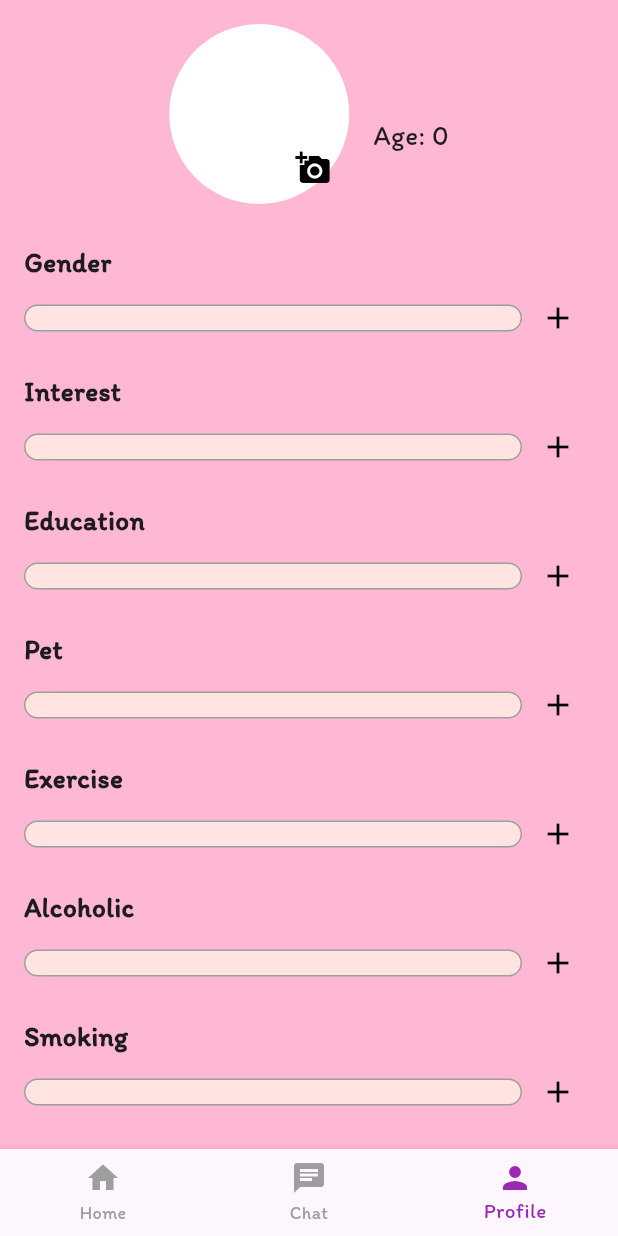
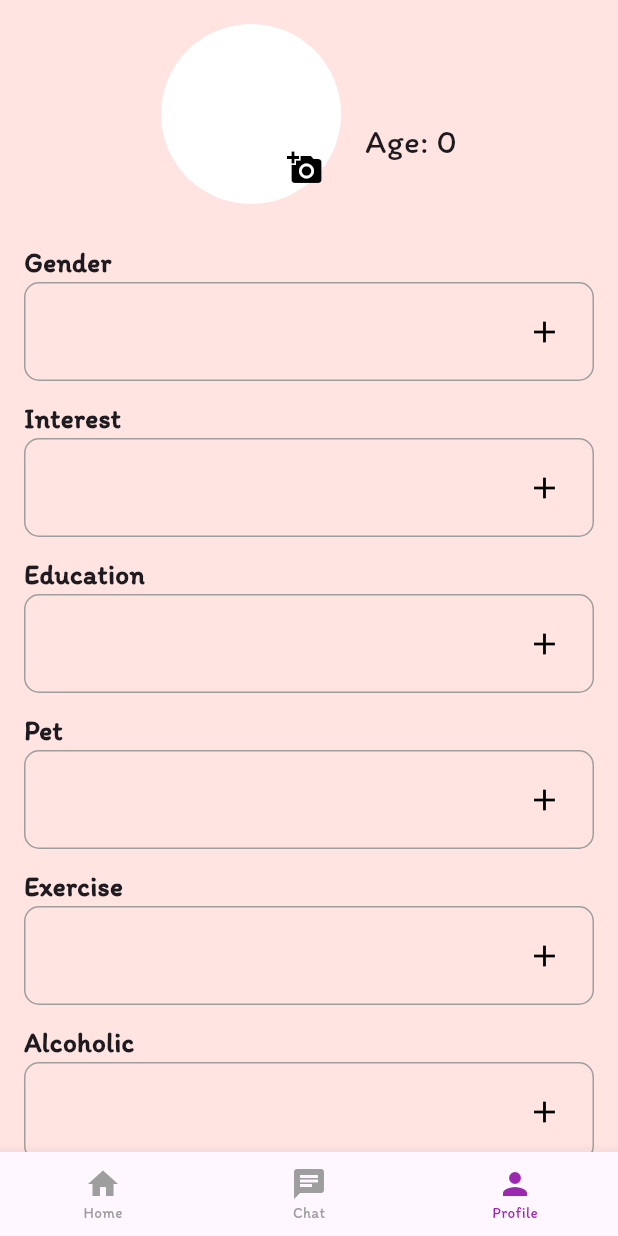
Before and after one commit to Minglebell/Mingle, a Flutter app: the ProfileEditPage screen opened directly with empty values, on a phone screen of 412 x 824 dp. Run offline on Flutter 3.47's test engine with Material 3 defaults, Android fonts, the phone set to English and light mode, and no system bars; our stand-ins replace device_preview, image_picker.

Commit message:
delete redundant file and adjust display

```diff
--- a/mingle/lib/Screen/profile_edit.dart
+++ b/mingle/lib/Screen/profile_edit.dart
@@ -3,7 +3,8 @@ import 'package:image_picker/image_picker.dart'; // For image picking
 import 'dart:io';
 
 class ProfileEditPage extends StatefulWidget {
-  final Map<String, dynamic> profile; // Accept a Map instead of a Profile object
+  final Map<String, dynamic>
+      profile; // Accept a Map instead of a Profile object
 
   const ProfileEditPage({super.key, required this.profile});
 
@@ -74,15 +75,19 @@ class _ProfileEditPageState extends State<ProfileEditPage> {
 
   void _toggleEditMode() {
     setState(() {
-      isEditMode = true; // Switch back to edit mode
+      isEditMode = true;
     });
   }
 
   @override
   Widget build(BuildContext context) {
     return Scaffold(
-      backgroundColor: const Color.fromARGB(255, 255, 184, 211),
-      body: SingleChildScrollView(
+      backgroundColor: const Color.fromARGB(255, 255, 228, 225),
+      body: Column(
+        children: [
+          Expanded(
+            // Ensures the main content takes up remaining space
+            child: SingleChildScrollView(
               child: Padding(
                 padding: const EdgeInsets.all(16.0),
                 child: Column(
@@ -92,12 +97,17 @@ class _ProfileEditPageState extends State<ProfileEditPage> {
                     const SizedBox(height: 20),
                     if (isEditMode) ...[
                       _buildTextFieldWithAddButton("Gender", genderPreferences),
-                _buildTextFieldWithAddButton("Interest", interestPreferences),
-                _buildTextFieldWithAddButton("Education", educationPreferences),
+                      _buildTextFieldWithAddButton(
+                          "Interest", interestPreferences),
+                      _buildTextFieldWithAddButton(
+                          "Education", educationPreferences),
                       _buildTextFieldWithAddButton("Pet", petPreferences),
-                _buildTextFieldWithAddButton("Exercise", exercisePreferences),
-                _buildTextFieldWithAddButton("Alcoholic", alcoholPreferences),
-                _buildTextFieldWithAddButton("Smoking", smokingPreferences),
+                      _buildTextFieldWithAddButton(
+                          "Exercise", exercisePreferences),
+                      _buildTextFieldWithAddButton(
+                          "Alcoholic", alcoholPreferences),
+                      _buildTextFieldWithAddButton(
+                          "Smoking", smokingPreferences),
                     ] else ...[
                       _buildProfileDisplay(),
                     ],
@@ -134,6 +144,9 @@ class _ProfileEditPageState extends State<ProfileEditPage> {
                 ),
               ),
             ),
+          ),
+        ],
+      ),
       bottomNavigationBar: BottomNavigationBar(
         currentIndex: 2,
         items: const [
@@ -143,6 +156,9 @@ class _ProfileEditPageState extends State<ProfileEditPage> {
         ],
         selectedItemColor: Colors.purple,
         unselectedItemColor: Colors.grey,
+        type: BottomNavigationBarType.fixed,
+        selectedLabelStyle: const TextStyle(fontSize: 10),
+        unselectedLabelStyle: const TextStyle(fontSize: 10),
       ),
     );
   }
@@ -160,6 +176,7 @@ class _ProfileEditPageState extends State<ProfileEditPage> {
                   ? FileImage(File(_image!.path)) as ImageProvider
                   : null,
             ),
+            if (isEditMode) // Only show the edit button in edit mode
               Positioned(
                 bottom: 0,
                 right: 0,
@@ -175,14 +192,14 @@ class _ProfileEditPageState extends State<ProfileEditPage> {
           child: Column(
             crossAxisAlignment: CrossAxisAlignment.start,
             children: [
-              Text(widget.profile['name'], // Access name from the Map
+              Text(widget.profile['name'],
                   style: const TextStyle(
-                      fontSize: 20,
+                      fontSize: 26,
                       fontWeight: FontWeight.bold,
                       fontFamily: 'Itim')),
-              Text("Age: ${widget.profile['age']}", // Access age from the Map
+              Text("Age: ${widget.profile['age']}",
                   style: const TextStyle(
-                      fontSize: 18,
+                      fontSize: 22,
                       fontWeight: FontWeight.normal,
                       fontFamily: 'Itim')),
             ],
@@ -206,19 +223,24 @@ class _ProfileEditPageState extends State<ProfileEditPage> {
               fontFamily: 'Itim',
             ),
           ),
+          Container(
+            decoration: BoxDecoration(
+              color: const Color.fromARGB(
+                  255, 255, 228, 225), // Match background color
+              border: Border.all(
+                  color: Colors.grey), // Add a border for better visibility
+              borderRadius: BorderRadius.circular(10),
+            ),
+            padding: const EdgeInsets.all(8), // Adjust padding
+            child: Column(
+              children: [
                 Row(
                   children: [
                     Expanded(
-                child: Container(
-                  decoration: BoxDecoration(
-                    color: const Color.fromARGB(255, 255, 228, 225),
-                    border: Border.all(color: Colors.grey),
-                    borderRadius: BorderRadius.circular(10),
-                  ),
-                  padding: const EdgeInsets.all(8),
                       child: Wrap(
-                    spacing: 8.0,
-                    runSpacing: 8.0,
+                        spacing: 8.0, // Adjust spacing between chips
+                        runSpacing: 8.0, // Adjust spacing between lines
+                        alignment: WrapAlignment.start, // Left-align the chips
                         children: preferences.map((preference) {
                           return Chip(
                             label: Text(
@@ -228,8 +250,9 @@ class _ProfileEditPageState extends State<ProfileEditPage> {
                                 color: Colors.black,
                               ),
                             ),
-                        backgroundColor: Colors.white,
-                        deleteIconColor: Colors.black,
+                            backgroundColor:
+                                Colors.white, // Chip background color
+                            deleteIconColor: Colors.black, // Delete icon color
                             onDeleted: () {
                               setState(() {
                                 preferences.remove(preference);
@@ -237,7 +260,6 @@ class _ProfileEditPageState extends State<ProfileEditPage> {
                             },
                           );
                         }).toList(),
-                  ),
                       ),
                     ),
                     IconButton(
@@ -250,18 +272,14 @@ class _ProfileEditPageState extends State<ProfileEditPage> {
                 ),
               ],
             ),
+          ),
+        ],
+      ),
     );
   }
 
   Widget _buildProfileDisplay() {
-  return Container(
-    padding: const EdgeInsets.all(16.0),
-    decoration: BoxDecoration(
-      color: const Color.fromARGB(255, 255, 228, 225), // Match background color
-      borderRadius: BorderRadius.circular(8.0),
-      border: Border.all(color: Colors.grey),
-    ),
-    child: Column(
+    return Column(
       crossAxisAlignment: CrossAxisAlignment.start,
       children: [
         _buildPreferenceDisplay("Gender", widget.profile['gender']),
@@ -272,41 +290,48 @@ class _ProfileEditPageState extends State<ProfileEditPage> {
         _buildPreferenceDisplay("Alcoholic", widget.profile['alcoholic']),
         _buildPreferenceDisplay("Smoking", widget.profile['smoking']),
       ],
-    ),
     );
   }
 
   Widget _buildPreferenceDisplay(String label, List<String>? preferences) {
     return Padding(
-    padding: const EdgeInsets.symmetric(vertical: 4.0),
+      padding: const EdgeInsets.symmetric(vertical: 6),
       child: Column(
-      crossAxisAlignment: CrossAxisAlignment.start,
+        crossAxisAlignment: CrossAxisAlignment.start, // Ensure alignment
         children: [
           Text(
-          "$label ",
+            label,
             style: const TextStyle(
-            fontSize: 18,
+              fontSize: 24,
               fontWeight: FontWeight.bold,
               fontFamily: 'Itim',
             ),
           ),
-        if (preferences != null && preferences.isNotEmpty)
-          ...preferences.map((preference) => Padding(
-                padding: const EdgeInsets.only(left: 8.0),
-                child: Text(
+          const SizedBox(height: 10),
+          Align(
+            alignment: Alignment.centerLeft,
+            child: Wrap(
+              spacing: 15.0,
+              runSpacing: 15.0,
+              children: (preferences ?? []).map((preference) {
+                return Chip(
+                  label: Text(
                     preference,
-                  style: const TextStyle(fontSize: 16),
+                    style: const TextStyle(
+                      fontSize: 20,
+                      color: Colors.black,
                     ),
-              )),
-        if (preferences == null || preferences.isEmpty)
-          const Text(
-            "None",
-            style: TextStyle(fontSize: 16),
+                  ),
+                  backgroundColor: const Color.fromARGB(255, 255, 194, 187),
+                );
+              }).toList(),
+            ),
           ),
         ],
       ),
     );
   }
+
   void _showAddPreferenceDialog(String label) {
     TextEditingController _controller = TextEditingController();
     showDialog(
```
Also changed, not shown: mingle/lib/Screen/profile_saved_information.dart (deleted). Lines whose indentation alone changed are shown as unchanged.
